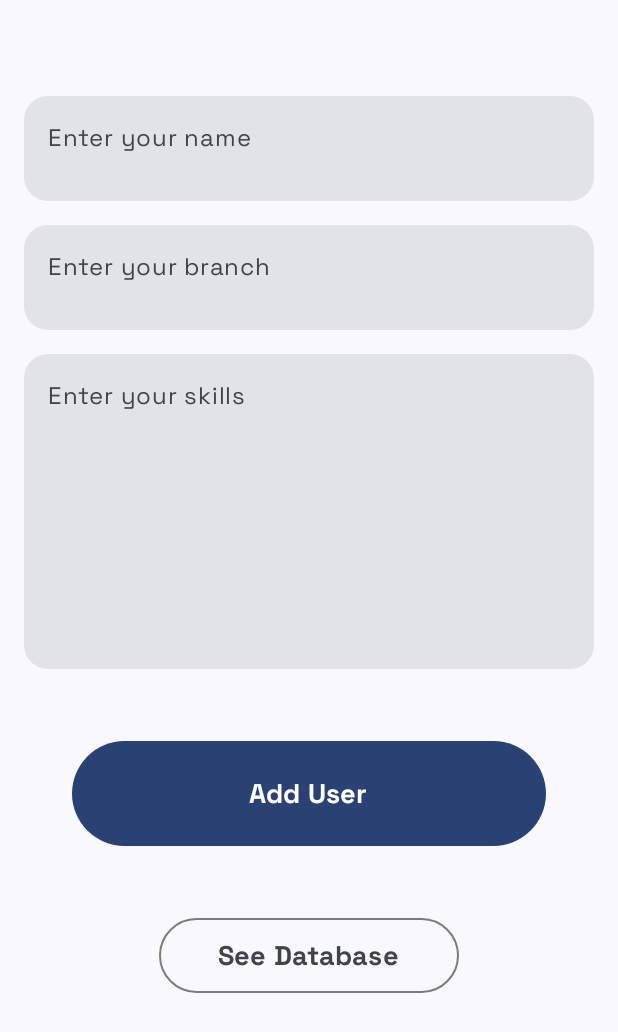
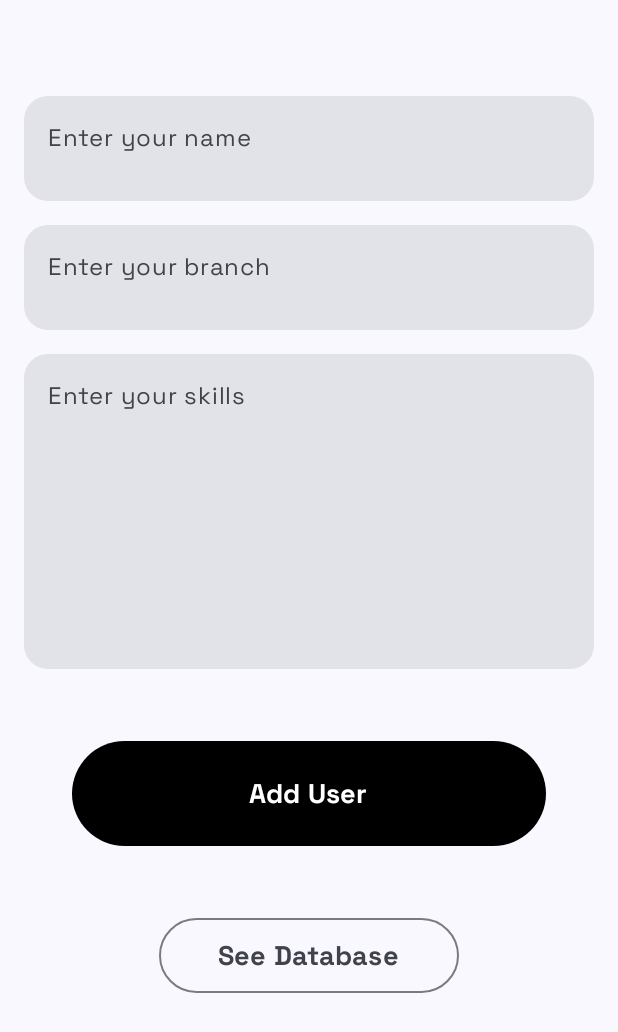
Before and after one commit to YadavYashvant/CRUD-compose-firestore, an Android app built with Jetpack Compose: the screen it shows after launch (MainActivity), on a phone screen of 412 x 824 dp. Shown: the top 1032 px of the screen. Run offline under Robolectric (Android 15) with nearby library versions, the phone set to English and light mode, and no system bars; our stand-ins replace Firebase (no records; nobody signed in at launch, a user with empty details on screens opened directly).

Commit message:
changing buttons

```diff
--- a/app/src/main/java/com/example/crud_compose_firestore/MainActivity.kt
+++ b/app/src/main/java/com/example/crud_compose_firestore/MainActivity.kt
@@ -31,6 +31,7 @@ import androidx.compose.material.icons.filled.ArrowBack
 import androidx.compose.material.icons.filled.Delete
 import androidx.compose.material.icons.outlined.Delete
 import androidx.compose.material3.Button
+import androidx.compose.material3.ButtonDefaults
 import androidx.compose.material3.Card
 import androidx.compose.material3.CardDefaults
 import androidx.compose.material3.ColorScheme
@@ -86,7 +87,6 @@ val spacefamily = FontFamily(
 
 class MainActivity : ComponentActivity() {
 
-
 @OptIn(ExperimentalMaterial3Api::class)
 @SuppressLint("UnusedMaterial3ScaffoldPaddingParameter")
 override fun onCreate(savedInstanceState: Bundle?) {
@@ -129,6 +129,7 @@ override fun onCreate(savedInstanceState: Bundle?) {
                             composable("read") {
 
                                 ReadScreen(navController = navController)
+
                             }
                         }
                     }
@@ -224,7 +225,8 @@ fun firebaseUI(context:Context, navController: NavController? = null) {
             modifier = Modifier
                 .fillMaxWidth()
                 .padding(vertical = 32.dp, horizontal = 32.dp)
-                .height(70.dp)
+                .height(70.dp),
+            colors = ButtonDefaults.buttonColors(containerColor = Color.Black)
         ) {
             Text(
                 text = "Add User",
@@ -300,7 +302,8 @@ fun ReadScreen(navController: NavController) {
             },
             modifier = Modifier
                 .wrapContentSize()
-                .align(Alignment.Start)
+                .align(Alignment.Start),
+            colors = ButtonDefaults.buttonColors(containerColor = Color.Black)
         ) {
             Icon(
                 imageVector = Icons.Filled.ArrowBack, contentDescription = "Back",
```
